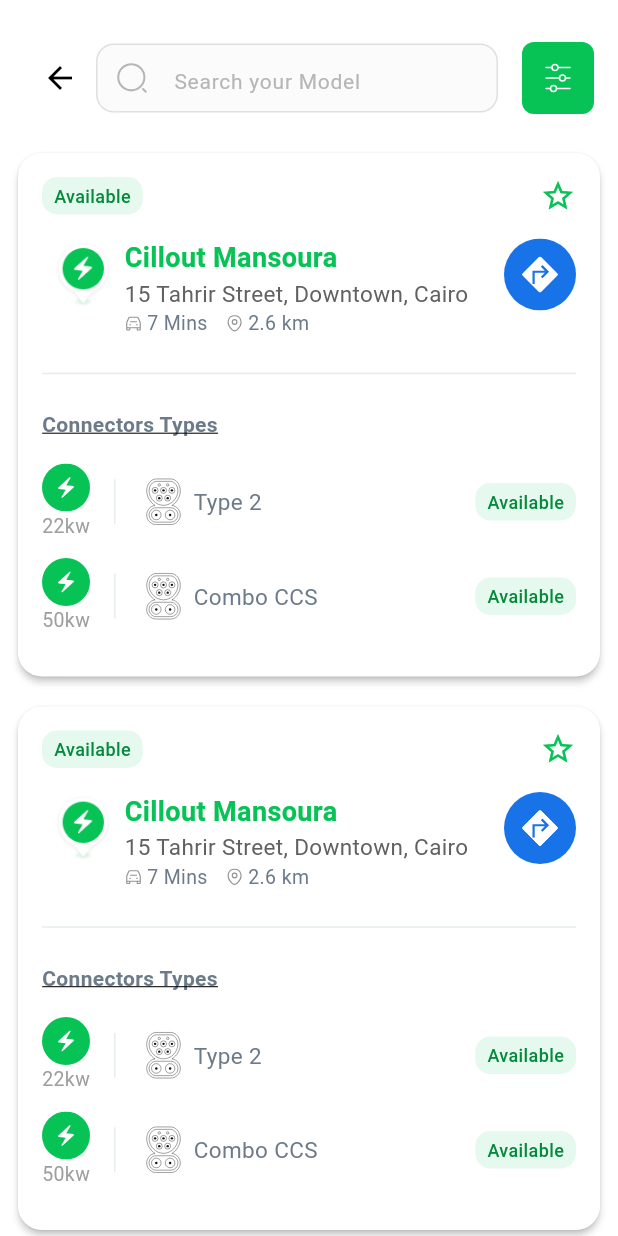
After one commit to michaelsam94/mp-mobile, a Flutter app: the MapScreen screen opened directly, after a tap on "Search your Model", on a phone screen of 412 x 824 dp. The commit adds this screen. Run offline on Flutter 3.47's test engine with Material 3 defaults, Android fonts, the phone set to English and light mode, and no system bars; our stand-ins replace bloc, dio, dotted_border, flutter_bloc, flutter_svg, google_maps_flutter and 2 more; accounts and stored records are empty.

Commit message:
Add Search Screen

```diff
--- a/lib/app_root.dart
+++ b/lib/app_root.dart
@@ -1,5 +1,8 @@
 import 'package:flutter/foundation.dart';
 import 'package:flutter/material.dart';
+import 'package:flutter_bloc/flutter_bloc.dart';
+import 'package:mega_plus/presentation/map/cubit/map_cubit.dart';
+import 'package:mega_plus/presentation/map/search_screen.dart';
 import 'presentation/main/main_screen.dart';
 import 'core/style/app_themes.dart';
 import 'presentation/start/splash_screen.dart';
@@ -9,7 +12,9 @@ class AppRoot extends StatelessWidget {
 
   @override
   Widget build(BuildContext context) {
-    return MaterialApp(
+    return MultiBlocProvider(
+      providers: [BlocProvider(create: (context) => MapCubit())],
+      child: MaterialApp(
         builder: (context, child) {
           return MediaQuery(
             data: MediaQuery.of(
@@ -23,7 +28,8 @@ class AppRoot extends StatelessWidget {
         themeMode: ThemeMode.light,
         locale: const Locale('en', ''),
         supportedLocales: const [Locale('en', '')],
-      home: kDebugMode ? MainScreen() : SplashScreen(),
+        home: kDebugMode ? SearchScreen() : SplashScreen(),
+      ),
     );
   }
 }
--- /dev/null
+++ b/lib/presentation/map/cubit/map_cubit.dart
@@ -0,0 +1,119 @@
+import 'package:bloc/bloc.dart';
+import 'package:flutter_bloc/flutter_bloc.dart';
+import 'package:flutter/material.dart';
+import 'package:google_maps_flutter/google_maps_flutter.dart';
+import 'dart:ui' as ui;
+import 'package:flutter/services.dart';
+
+import 'package:meta/meta.dart';
+
+part 'map_state.dart';
+
+class MapCubit extends Cubit<MapState> {
+  MapCubit() : super(MapInitial());
+
+  static MapCubit get(context) => BlocProvider.of(context);
+
+  late GoogleMapController mapController;
+  Map<StationType, BitmapDescriptor>? _icons;
+  Set<Marker> markers = {};
+
+  void initState() {
+    emit(LoadingMapState());
+    loadMarkerIcons().then((icons) {
+      _icons = icons;
+      markers = _initMarkersWithIcons(icons);
+      emit(UpdatedMapState());
+    });
+  }
+
+  Set<Marker> _initMarkersWithIcons(Map<StationType, BitmapDescriptor> icons) {
+    return dummyStations.map((station) {
+      final icon = icons[station.type]!;
+      return Marker(
+        onTap: () {
+          print("Hello Tapped");
+        },
+        markerId: MarkerId(station.id),
+        position: station.position,
+        icon: icon,
+      );
+    }).toSet();
+  }
+
+  Future<BitmapDescriptor> getResizedMarker(
+    String assetPath,
+    int width,
+    int height,
+  ) async {
+    ByteData data = await rootBundle.load(assetPath);
+    ui.Codec codec = await ui.instantiateImageCodec(
+      data.buffer.asUint8List(),
+      targetWidth: width,
+      targetHeight: height,
+    );
+    ui.FrameInfo fi = await codec.getNextFrame();
+    final resizedBytes = (await fi.image.toByteData(
+      format: ui.ImageByteFormat.png,
+    ))!.buffer.asUint8List();
+    return BitmapDescriptor.fromBytes(resizedBytes);
+  }
+
+  Future<Map<StationType, BitmapDescriptor>> loadMarkerIcons() async {
+    return {
+      StationType.available: await getResizedMarker(
+        'assets/icons/ac.png',
+        110,
+        128,
+      ),
+      StationType.unavailable: await getResizedMarker(
+        'assets/icons/unavailable.png',
+        110,
+        128,
+      ),
+
+      StationType.inUse: await getResizedMarker(
+        'assets/icons/use.png',
+        110,
+        128,
+      ),
+    };
+  }
+}
+
+final dummyStations = [
+  Station(
+    id: '1',
+    type: StationType.available,
+    position: LatLng(30.0444, 31.2357),
+    slots: '1/4',
+  ),
+  Station(
+    id: '2',
+    type: StationType.unavailable,
+    position: LatLng(30.0450, 31.2370),
+    slots: '0/4',
+  ),
+  Station(
+    id: '3',
+    type: StationType.inUse,
+    position: LatLng(30.0434, 31.2337),
+    slots: '2/4',
+  ),
+  // ... add more as you wish
+];
+
+enum StationType { available, unavailable, inUse }
+
+class Station {
+  final String id;
+  final StationType type;
+  final LatLng position;
+  final String slots;
+  Station({
+    required this.id,
+    required this.type,
+    required this.position,
+    required this.slots,
+  });
+}
--- /dev/null
+++ b/lib/presentation/map/cubit/map_state.dart
@@ -0,0 +1,9 @@
+part of 'map_cubit.dart';
+
+@immutable
+sealed class MapState {}
+
+final class MapInitial extends MapState {}
+
+class LoadingMapState extends MapState{}
+class UpdatedMapState extends MapState{}
--- a/lib/presentation/map/map_screen.dart
+++ b/lib/presentation/map/map_screen.dart
@@ -1,122 +1,17 @@
 import 'package:flutter/material.dart';
+import 'package:flutter_bloc/flutter_bloc.dart';
 import 'package:flutter_svg/flutter_svg.dart';
 import 'package:google_maps_flutter/google_maps_flutter.dart';
-import 'dart:ui' as ui;
-import 'package:flutter/services.dart';
+import 'package:mega_plus/core/helpers/addons_functions.dart';
+import 'package:mega_plus/presentation/map/cubit/map_cubit.dart';
+import 'package:mega_plus/presentation/map/search_screen.dart';
 
-final dummyStations = [
-  Station(
-    id: '1',
-    type: StationType.available,
-    position: LatLng(30.0444, 31.2357),
-    slots: '1/4',
-  ),
-  Station(
-    id: '2',
-    type: StationType.unavailable,
-    position: LatLng(30.0450, 31.2370),
-    slots: '0/4',
-  ),
-  Station(
-    id: '3',
-    type: StationType.inUse,
-    position: LatLng(30.0434, 31.2337),
-    slots: '2/4',
-  ),
-  // ... add more as you wish
-];
-
-enum StationType { available, unavailable, inUse }
-
-class Station {
-  final String id;
-  final StationType type;
-  final LatLng position;
-  final String slots;
-  Station({
-    required this.id,
-    required this.type,
-    required this.position,
-    required this.slots,
-  });
-}
-
-class MapScreen extends StatefulWidget {
-  const MapScreen({Key? key}) : super(key: key);
-
-  @override
-  State<MapScreen> createState() => _MapScreenState();
-}
-
-class _MapScreenState extends State<MapScreen> {
-  late GoogleMapController _mapController;
-  Map<StationType, BitmapDescriptor>? _icons;
-  Set<Marker> _markers = {};
-
-  @override
-  void initState() {
-    super.initState();
-    loadMarkerIcons().then((icons) {
-      setState(() {
-        _icons = icons;
-        _markers = _initMarkersWithIcons(icons);
-      });
-    });
-  }
-
-  Set<Marker> _initMarkersWithIcons(Map<StationType, BitmapDescriptor> icons) {
-    return dummyStations.map((station) {
-      final icon = icons[station.type]!;
-      return Marker(
-        markerId: MarkerId(station.id),
-        position: station.position,
-        icon: icon,
-        infoWindow: InfoWindow(title: station.slots),
-      );
-    }).toSet();
-  }
-
-  Future<BitmapDescriptor> getResizedMarker(
-    String assetPath,
-    int width,
-    int height,
-  ) async {
-    ByteData data = await rootBundle.load(assetPath);
-    ui.Codec codec = await ui.instantiateImageCodec(
-      data.buffer.asUint8List(),
-      targetWidth: width,
-      targetHeight: height,
-    );
-    ui.FrameInfo fi = await codec.getNextFrame();
-    final resizedBytes = (await fi.image.toByteData(
-      format: ui.ImageByteFormat.png,
-    ))!.buffer.asUint8List();
-    return BitmapDescriptor.fromBytes(resizedBytes);
-  }
-
-  Future<Map<StationType, BitmapDescriptor>> loadMarkerIcons() async {
-    return {
-      StationType.available: await getResizedMarker(
-        'assets/icons/ac.png',
-        110,
-        128,
-      ),
-      StationType.unavailable: await getResizedMarker(
-        'assets/icons/unavailable.png',
-        110,
-        128,
-      ),
-
-      StationType.inUse: await getResizedMarker(
-        'assets/icons/use.png',
-        110,
-        128,
-      ),
-    };
-  }
+class MapScreen extends StatelessWidget {
+  const MapScreen({super.key});
 
   @override
   Widget build(BuildContext context) {
+    MapCubit.get(context).initState();
     return Scaffold(
       body: SafeArea(
         child: Column(
@@ -129,6 +24,10 @@ class _MapScreenState extends State<MapScreen> {
               child: Row(
                 children: [
                   Expanded(
+                    child: InkWell(
+                      onTap: () {
+                        context.goTo(SearchScreen());
+                      },
                       child: Container(
                         height: 46,
                         decoration: BoxDecoration(
@@ -136,6 +35,7 @@ class _MapScreenState extends State<MapScreen> {
                           borderRadius: BorderRadius.circular(11),
                         ),
                         child: TextField(
+                          enabled: false,
                           decoration: InputDecoration(
                             hintText: 'Search your Model',
                             hintStyle: const TextStyle(
@@ -157,18 +57,31 @@ class _MapScreenState extends State<MapScreen> {
                                   topEnd: Radius.circular(11),
                                 ),
                               ),
-                            child: SvgPicture.asset("assets/icons/filter.svg"),
+                              child: SvgPicture.asset(
+                                "assets/icons/filter.svg",
+                              ),
                             ),
                             prefixIcon: Padding(
                               padding: const EdgeInsets.all(12),
-                            child: SvgPicture.asset("assets/icons/search.svg"),
+                              child: SvgPicture.asset(
+                                "assets/icons/search.svg",
+                              ),
                             ),
                             border: OutlineInputBorder(
                               borderRadius: BorderRadius.circular(11),
-                            borderSide: BorderSide(color: Colors.grey.shade300),
+                              borderSide: BorderSide(
+                                color: Colors.grey.shade300,
+                              ),
+                            ),
+                            disabledBorder: OutlineInputBorder(
+                              borderRadius: BorderRadius.circular(11),
+                              borderSide: BorderSide(
+                                color: Colors.grey.shade300,
+                              ),
                             ),
                             filled: true,
                             fillColor: Color(0xffFBFBFB),
+                          ),
                         ),
                       ),
                     ),
@@ -179,7 +92,12 @@ class _MapScreenState extends State<MapScreen> {
               ),
             ),
             Expanded(
-              child: Stack(
+              child: BlocBuilder<MapCubit, MapState>(
+                builder: (context, state) {
+                  if (state is LoadingMapState) {
+                    return Center(child: CircularProgressIndicator());
+                  }
+                  return Stack(
                     children: [
                       GoogleMap(
                         padding: const EdgeInsets.only(top: 120, bottom: 0),
@@ -187,8 +105,9 @@ class _MapScreenState extends State<MapScreen> {
                           target: LatLng(30.0444, 31.2357),
                           zoom: 13,
                         ),
-                    markers: _markers,
-                    onMapCreated: (ctrl) => _mapController = ctrl,
+                        markers: MapCubit.get(context).markers,
+                        onMapCreated: (ctrl) =>
+                            MapCubit.get(context).mapController = ctrl,
                         myLocationEnabled: true,
                         myLocationButtonEnabled: false,
                         buildingsEnabled: false,
@@ -276,6 +195,8 @@ class _MapScreenState extends State<MapScreen> {
                         ),
                       ),
                     ],
+                  );
+                },
               ),
             ),
           ],
--- /dev/null
+++ b/lib/presentation/map/search_screen.dart
@@ -0,0 +1,326 @@
+import 'package:flutter/material.dart';
+import 'package:flutter_svg/flutter_svg.dart';
+import 'package:mega_plus/core/style/app_colors.dart';
+
+class SearchScreen extends StatelessWidget {
+  const SearchScreen({super.key});
+
+  @override
+  Widget build(BuildContext context) {
+    final stations = [
+      {
+        'name': 'Cillout Mansoura',
+        'address': '15 Tahrir Street, Downtown, Cairo',
+        'mins': '7 Mins',
+        'distance': '2.6 km',
+        'connectors': [
+          {'type': 'Type 2', 'kw': 22, 'status': 'Available'},
+          {'type': 'Combo CCS', 'kw': 50, 'status': 'Available'},
+        ],
+      },
+      {
+        'name': 'Cillout Mansoura',
+        'address': '15 Tahrir Street, Downtown, Cairo',
+        'mins': '7 Mins',
+        'distance': '2.6 km',
+        'connectors': [
+          {'type': 'Type 2', 'kw': 22, 'status': 'Available'},
+          {'type': 'Combo CCS', 'kw': 50, 'status': 'Available'},
+        ],
+      },
+      {
+        'name': 'Cillout Mansoura',
+        'address': '15 Tahrir Street, Downtown, Cairo',
+        'mins': '7 Mins',
+        'distance': '2.6 km',
+        'connectors': [
+          {'type': 'Type 2', 'kw': 22, 'status': 'In Use'},
+          {'type': 'Combo CCS', 'kw': 50, 'status': 'In Use'},
+        ],
+      },
+      {
+        'name': 'Cillout Mansoura',
+        'address': '15 Tahrir Street, Downtown, Cairo',
+        'mins': '7 Mins',
+        'distance': '2.6 km',
+        'connectors': [
+          {'type': 'Type 2', 'kw': 22, 'status': 'Available'},
+          {'type': 'Combo CCS', 'kw': 50, 'status': 'Unavailable'},
+        ],
+      },
+    ];
+
+    return Scaffold(
+      body: SafeArea(
+        child: SingleChildScrollView(
+          child: Column(
+            children: [
+              SizedBox(height: 12),
+              Padding(
+                padding: const EdgeInsets.all(16),
+                child: Row(
+                  children: [
+                    BackButton(),
+                    Expanded(
+                      child: Container(
+                        height: 46,
+                        decoration: BoxDecoration(
+                          color: Color(0xffFBFBFB),
+                          borderRadius: BorderRadius.circular(11),
+                        ),
+                        child: TextField(
+                          decoration: InputDecoration(
+                            hintText: 'Search your Model',
+                            hintStyle: const TextStyle(
+                              fontSize: 14,
+                              color: Color(0xffB6B6B6),
+                            ),
+                            contentPadding: const EdgeInsets.all(16),
+
+                            prefixIcon: Padding(
+                              padding: const EdgeInsets.all(12),
+                              child: SvgPicture.asset(
+                                "assets/icons/search.svg",
+                              ),
+                            ),
+                            border: OutlineInputBorder(
+                              borderRadius: BorderRadius.circular(11),
+                              borderSide: BorderSide(
+                                color: Colors.grey.shade300,
+                              ),
+                            ),
+                            disabledBorder: OutlineInputBorder(
+                              borderRadius: BorderRadius.circular(11),
+                              borderSide: BorderSide(
+                                color: Colors.grey.shade300,
+                              ),
+                            ),
+                            filled: true,
+                            fillColor: Color(0xffFBFBFB),
+                          ),
+                        ),
+                      ),
+                    ),
+                    SizedBox(width: 16),
+                    Container(
+                      width: 48,
+                      height: 48,
+                      padding: EdgeInsets.all(12),
+                      decoration: BoxDecoration(
+                        color: AppColors.primary,
+                        borderRadius: BorderRadius.circular(8),
+                      ),
+                      child: SvgPicture.asset(
+                        "assets/icons/filter.svg",
+                        colorFilter: ColorFilter.mode(
+                          Colors.white,
+                          BlendMode.srcIn,
+                        ),
+                      ),
+                    ),
+                  ],
+                ),
+              ),
+              ListView.builder(
+                shrinkWrap: true,
+                physics: NeverScrollableScrollPhysics(),
+                padding: EdgeInsets.symmetric(horizontal: 12),
+                itemCount: stations.length,
+                itemBuilder: (context, index) {
+                  final station = stations[index];
+                  return Card(
+                    margin: EdgeInsets.symmetric(vertical: 10),
+                    shape: RoundedRectangleBorder(
+                      borderRadius: BorderRadius.circular(16),
+                    ),
+                    elevation: 2,
+                    child: Padding(
+                      padding: EdgeInsets.all(16),
+                      child: Column(
+                        crossAxisAlignment: CrossAxisAlignment.start,
+                        children: [
+                          Row(
+                            mainAxisAlignment: MainAxisAlignment.spaceBetween,
+                            children: [
+                              _statusBadge('Available'),
+                              Icon(
+                                Icons.star_border,
+                                color: AppColors.primary,
+                                size: 24,
+                              ),
+                            ],
+                          ), // main badge at top
+                          SizedBox(height: 16),
+                          Row(
+                            crossAxisAlignment: CrossAxisAlignment.start,
+                            children: [
+                              SizedBox(width: 8),
+                              Image.asset(
+                                "assets/icons/ac.png",
+                                height: 48,
+                                width: 39,
+                              ),
+                              SizedBox(width: 8),
+                              Expanded(
+                                child: Column(
+                                  crossAxisAlignment: CrossAxisAlignment.start,
+                                  children: [
+                                    Text(
+                                      station['name'].toString(),
+                                      style: TextStyle(
+                                        fontWeight: FontWeight.w600,
+                                        fontSize: 18,
+                                        color: AppColors.primary,
+                                      ),
+                                    ),
+                                    Text(
+                                      station['address'].toString(),
+                                      style: TextStyle(
+                                        color: Colors.grey[700],
+                                        fontSize: 15,
+                                      ),
+                                    ),
+                                    Row(
+                                      children: [
+                                        SvgPicture.asset(
+                                          "assets/icons/car.svg",
+                                        ),
+                                        SizedBox(width: 3),
+                                        Text(
+                                          station['mins'].toString(),
+                                          style: TextStyle(fontSize: 13),
+                                        ),
+                                        SizedBox(width: 12),
+                                        SvgPicture.asset(
+                                          "assets/icons/distance.svg",
+                                        ),
+
+                                        SizedBox(width: 3),
+                                        Text(
+                                          station['distance'].toString(),
+                                          style: TextStyle(fontSize: 13),
+                                        ),
+                                      ],
+                                    ),
+                                  ],
+                                ),
+                              ),
+                              SvgPicture.asset("assets/icons/navigation.svg"),
+                            ],
+                          ),
+                          SizedBox(height: 16),
+                          Divider(color: Color(0xffE6ECEF)),
+                          SizedBox(height: 16),
+                          Text(
+                            'Connectors Types',
+                            style: TextStyle(
+                              fontWeight: FontWeight.bold,
+                              fontSize: 14,
+                              decoration: TextDecoration.underline,
+                            ),
+                          ),
+                          SizedBox(height: 16),
+                          Column(
+                            children: (station['connectors'] as List)
+                                .map<Widget>((connector) {
+                                  return Container(
+                                    margin: EdgeInsets.only(bottom: 12),
+                                    child: Row(
+                                      children: [
+                                        Column(
+                                          children: [
+                                            SvgPicture.asset(
+                                              "assets/icons/charger.svg",
+                                            ),
+                                            Text(
+                                              '${connector['kw']}kw',
+                                              style: TextStyle(
+                                                fontSize: 13,
+                                                color: Colors.grey,
+                                              ),
+                                            ),
+                                          ],
+                                        ),
+                                        SizedBox(width: 16),
+                                        Container(
+                                          width: 1,
+                                          color: Color(0xffE6ECEF),
+                                          height: 30,
+                                        ),
+                                        SizedBox(width: 16),
+                                        SvgPicture.asset(
+                                          "assets/icons/comboccs.svg",
+                                        ),
+                                        SizedBox(width: 4),
+                                        Text(
+                                          '${connector['type']}',
+                                          style: TextStyle(fontSize: 15),
+                                        ),
+                                        SizedBox(width: 8),
+                                        Spacer(),
+                                        _statusBadge(connector['status']),
+                                      ],
+                                    ),
+                                  );
+                                })
+                                .toList(),
+                          ),
+                        ],
+                      ),
+                    ),
+                  );
+                },
+              ),
+            ],
+          ),
+        ),
+      ),
+    );
+  }
+
+  Widget _statusBadge(String status) {
+    Color colorBG;
+    Color colorText;
+    switch (status) {
+      case 'Available':
+        colorText = Color(0xff058A3C);
+        break;
+      case 'In Use':
+        colorText = Color(0xff1261FF);
+        break;
+      case 'Unavailable':
+        colorText = Color(0xffC31D07);
+        break;
+      default:
+        colorText = Colors.grey.shade300;
+    }
+    switch (status) {
+      case 'Available':
+        colorBG = Color(0xffE6F9EE);
+        break;
+      case 'In Use':
+        colorBG = Color(0xffE8EFFF);
+        break;
+      case 'Unavailable':
+        colorBG = Color(0xffFFEAE7);
+        break;
+      default:
+        colorBG = Colors.grey.shade300;
+    }
+    return Container(
+      padding: EdgeInsets.symmetric(horizontal: 8, vertical: 4),
+      decoration: BoxDecoration(
+        color: colorBG,
+        borderRadius: BorderRadius.circular(10),
+      ),
+      child: Text(
+        status,
+        style: TextStyle(
+          fontWeight: FontWeight.w500,
+          fontSize: 12,
+          color: colorText,
+        ),
+      ),
+    );
+  }
+}
```
Also changed, not shown: assets/icons/car.svg (added), assets/icons/charger.svg (added), assets/icons/comboccs.svg (added), assets/icons/distance.svg (added), assets/icons/double_charger.svg (added), assets/icons/navigation.svg (added), assets/icons/type2.svg (added). Lines whose indentation alone changed are shown as unchanged.
